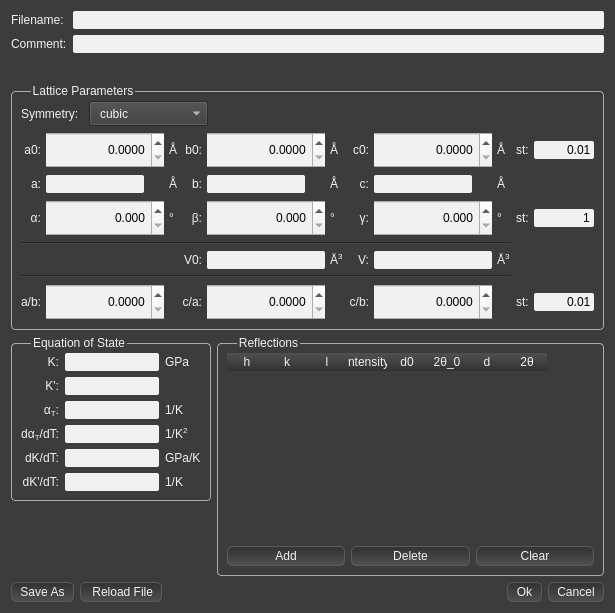
First picture: the form in Dioptas_main/Views/UiFiles/Jcpds.ui, repository Dioptas/Dioptas, before the edit.
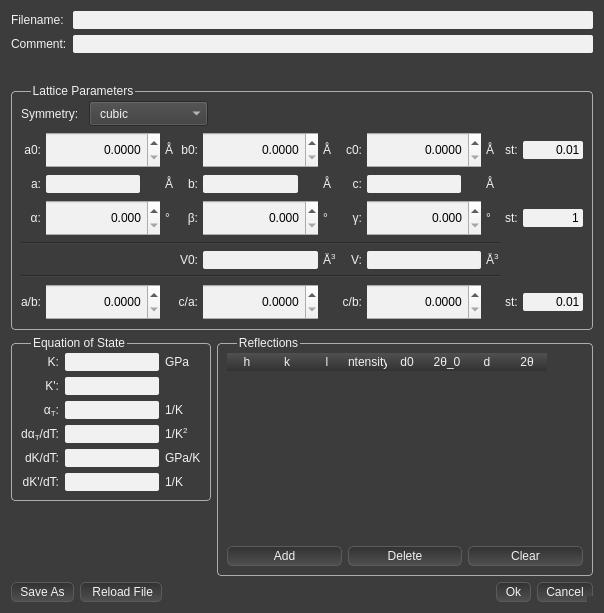
Second picture: the form after the edit.

Commit message: Fine Tuning of visibility of the jcpds editor view...

The edit to the form file:
```diff
--- a/Dioptas_main/Views/UiFiles/Jcpds.ui
+++ b/Dioptas_main/Views/UiFiles/Jcpds.ui
@@ -1,12 +1,12 @@
 <?xml version="1.0" encoding="UTF-8"?>
 <ui version="4.0">
  <class>JcpdsEditorWidget</class>
- <widget class="QWidget" name="JcpdsEditorWidget">
+ <widget class="QDialog" name="JcpdsEditorWidget">
   <property name="geometry">
    <rect>
     <x>0</x>
     <y>0</y>
-    <width>615</width>
+    <width>604</width>
     <height>613</height>
    </rect>
   </property>
@@ -314,6 +314,9 @@
 
 </string>
   </property>
+  <property name="sizeGripEnabled">
+   <bool>true</bool>
+  </property>
   <layout class="QVBoxLayout" name="verticalLayout_3" stretch="0,0,0,0,1,0">
    <item>
     <layout class="QGridLayout" name="gridLayout_3">
```
The commit also changes 7 other files.
